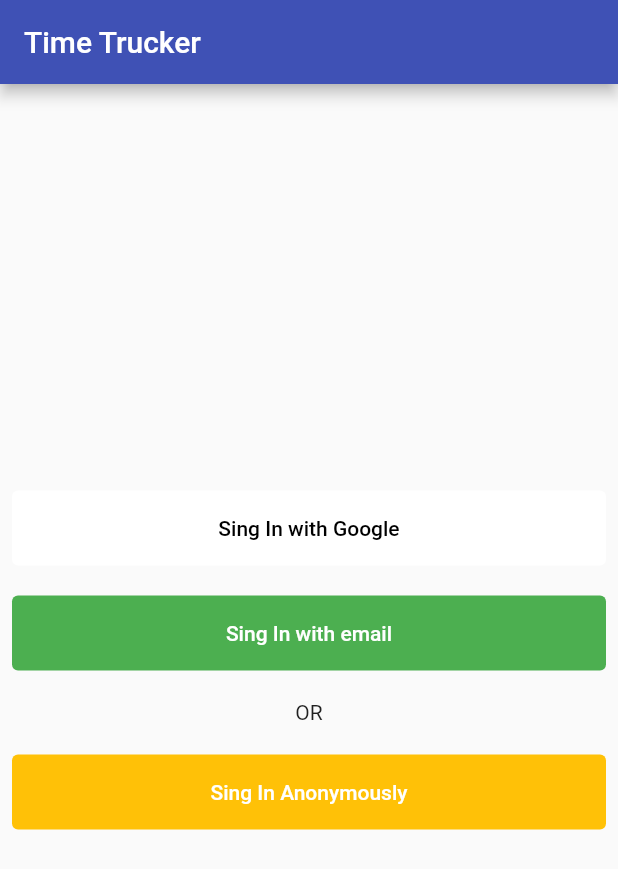
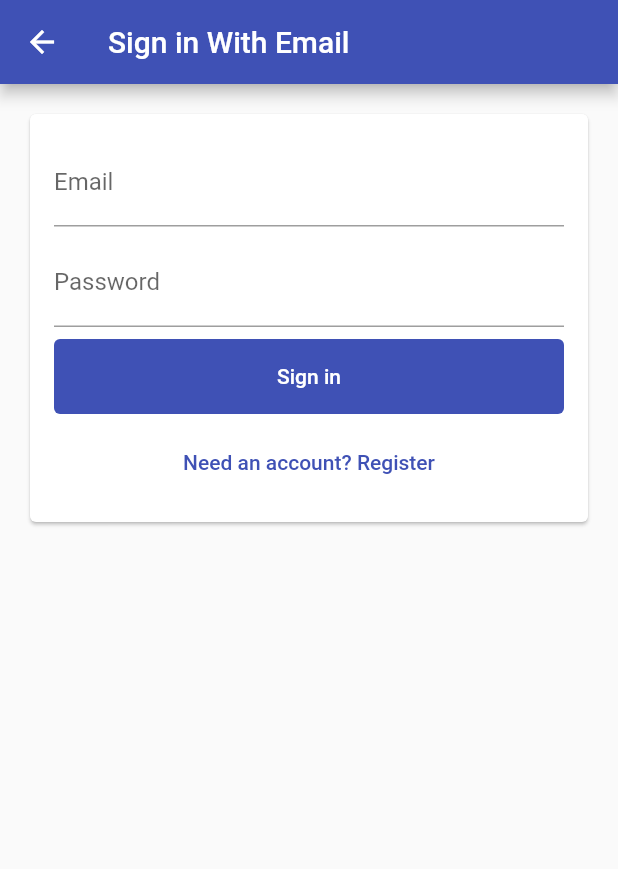
Before and after one commit to mohamadElEaswy/timetracker, a Flutter app: the screen it shows after launch, after a tap on "Sing In with email", on a phone screen of 412 x 824 dp. Shown: the top 869 px of the screen. Run offline on Flutter 3.47's test engine with Material 2 defaults, Android fonts, the phone set to English and light mode, and no system bars; our stand-ins replace firebase_auth, firebase_core, google_sign_in; accounts and stored records are empty.

Commit message:
19/11/2021

```diff
--- a/lib/services/auth.dart
+++ b/lib/services/auth.dart
@@ -8,6 +8,8 @@ abstract class AuthBase {
   Future<User?> signInAnonymously();
   Future<User?> signInWithGoogle();
   // Future<User?> signInWithFacebook();
+  Future<User?> signInWithEmailAndPassword(String email, String password);
+  Future<User?> createUserWithEmailAndPassword(String email, String password);
   Future<void> signOut();
 }
 
@@ -74,6 +76,22 @@ class Auth implements AuthBase {
   // }
 
   @override
+  Future<User?> signInWithEmailAndPassword(
+      String email, String password) async {
+    final userCredential = await _firebaseAuth.signInWithCredential(
+        EmailAuthProvider.credential(email: email, password: password));
+    return userCredential.user;
+  }
+
+  @override
+  Future<User?> createUserWithEmailAndPassword(
+      String email, String password) async {
+    final userCredential = await _firebaseAuth.createUserWithEmailAndPassword(
+        email: email, password: password);
+    return userCredential.user;
+  }
+
+  @override
   Future<void> signOut() async {
     final googleSignIn = GoogleSignIn();
     await googleSignIn.signOut();
--- a/lib/ui/sign_in/sign_in_screen.dart
+++ b/lib/ui/sign_in/sign_in_screen.dart
@@ -1,5 +1,7 @@
 import 'package:flutter/material.dart';
 import 'package:timetracker/services/auth.dart';
+import 'package:timetracker/ui/sign_in_with_email/sign_in_with_email_screen.dart';
+import 'package:timetracker/ui/widgets/global_button.dart';
 
 class SignInScreen extends StatelessWidget {
   const SignInScreen({Key? key, required this.auth}) : super(key: key);
@@ -19,6 +21,7 @@ class SignInScreen extends StatelessWidget {
       print(e.toString());
     }
   }
+
   // Future<void> _signInWithFacebook() async {
   //   try {
   //     await auth.signInWithFacebook();
@@ -44,18 +47,29 @@ class SignInScreen extends StatelessWidget {
               text: 'Sing In with Google',
               color: Colors.white,
               textColor: Colors.black,
-            ),const SizedBox(height: 20.0,),
+            ),
+            const SizedBox(
+              height: 20.0,
+            ),
             // DefaultButton(
             //   onPressed: _signInWithFacebook,
             //   text: 'Sing In with FaceBook',
             //   color: Colors.blue,
             // ),const SizedBox(height: 20.0,),
             DefaultButton(
-              onPressed: () {},
+              onPressed: () {
+                _signInWithEmail(context);
+              },
               text: 'Sing In with email',
               color: Colors.green,
-            ),const SizedBox(height: 20.0,),
-            const Text('OR'),const SizedBox(height: 20.0,),
+            ),
+            const SizedBox(
+              height: 20.0,
+            ),
+            const Text('OR'),
+            const SizedBox(
+              height: 20.0,
+            ),
             DefaultButton(
               onPressed: _signInAnonymously,
               text: 'Sing In Anonymously',
@@ -66,38 +80,8 @@ class SignInScreen extends StatelessWidget {
       ),
     );
   }
-}
-
-class DefaultButton extends StatelessWidget {
-  const DefaultButton(
-      {Key? key,
-      required this.text,
-      required this.onPressed,
-      required this.color,
-      this.textColor = Colors.white})
-      : super(key: key);
-
-  final String text;
-  final VoidCallback onPressed;
-  final Color color;
-  final Color textColor;
-
-  @override
-  Widget build(BuildContext context) {
-    return SizedBox(
-      height: 50.0,
-      width: double.infinity,
-      child: ElevatedButton(
-        onPressed: onPressed,
-        child: Text(
-          text,
-          style: TextStyle(color: textColor),
-        ),
-        style: ButtonStyle(
-          elevation: MaterialStateProperty.all(0.0),
-          backgroundColor: MaterialStateProperty.all<Color>(color),
-        ),
-      ),
-    );
+  void _signInWithEmail(BuildContext context) {
+    Navigator.of(context)
+        .push(MaterialPageRoute(builder: (context) => SignInWithEmail(auth: auth,)));
   }
 }
--- /dev/null
+++ b/lib/ui/sign_in_with_email/sign_in_with_email_screen.dart
@@ -0,0 +1,97 @@
+import 'package:flutter/material.dart';
+import 'package:timetracker/services/auth.dart';
+import 'package:timetracker/ui/widgets/global_button.dart';
+
+class SignInWithEmail extends StatefulWidget {
+  const SignInWithEmail({Key? key, required this.auth}) : super(key: key);
+  final AuthBase auth;
+  @override
+  State<SignInWithEmail> createState() => _SignInWithEmailState();
+}
+
+enum EmailSignInFormType { signIn, register }
+
+class _SignInWithEmailState extends State<SignInWithEmail> {
+  final TextEditingController _emailController = TextEditingController();
+  final TextEditingController _passwordController = TextEditingController();
+  String get _email => _emailController.text;
+  String get _password => _passwordController.text;
+  EmailSignInFormType _formType = EmailSignInFormType.signIn;
+  void _submit() async {
+    try {
+      if (_formType == EmailSignInFormType.signIn) {
+        await widget.auth.signInWithEmailAndPassword(_email, _password);
+      } else {
+        await widget.auth.createUserWithEmailAndPassword(_email, _password);
+      }
+      Navigator.of(context).pop();
+    } catch (e) {
+      print(e.toString());
+    }
+  }
+
+  void _toggleFormType() {
+    setState(() {
+      _formType = _formType == EmailSignInFormType.signIn
+          ? EmailSignInFormType.register
+          : EmailSignInFormType.signIn;
+    });
+    _emailController.clear();
+    _passwordController.clear();
+  }
+
+  List<Widget> _buildChildren() {
+    final String primaryText = _formType == EmailSignInFormType.signIn
+        ? 'Sign in'
+        : 'Create an account';
+    final String secondaryText = _formType == EmailSignInFormType.signIn
+        ? 'Need an account? Register'
+        : 'Have an account? Sign in';
+    return [
+      TextField(
+        controller: _emailController,keyboardType: TextInputType.emailAddress,autocorrect: false,textInputAction: TextInputAction.next,
+        decoration: const InputDecoration(
+          hintText: 'test@test.com',
+          label: Text('Email'),
+        ),
+      ),
+      const SizedBox(height: 8),
+      TextField(
+        controller: _passwordController,textInputAction: TextInputAction.done,
+        decoration: const InputDecoration(
+          label: Text('Password'),
+        ),
+        obscureText: true,autocorrect: false,
+      ),
+      const SizedBox(height: 8),
+      DefaultButton(
+        text: primaryText,
+        color: Colors.indigo,
+        onPressed: _submit,
+      ),
+      // ElevatedButton(onPressed: () {}, child: const Text('Sign in')),
+      const SizedBox(height: 8),
+      TextButton(onPressed: _toggleFormType, child: Text(secondaryText)),
+    ];
+  }
+
+  @override
+  Widget build(BuildContext context) {
+    return Scaffold(
+      appBar: AppBar(title: const Text('Sign in With Email')),
+      body: Padding(
+        padding: const EdgeInsets.all(16.0),
+        child: Card(
+          child: Padding(
+            padding: const EdgeInsets.all(16.0),
+            child: Column(
+              mainAxisSize: MainAxisSize.min,
+              crossAxisAlignment: CrossAxisAlignment.stretch,
+              children: _buildChildren(),
+            ),
+          ),
+        ),
+      ),
+    );
+  }
+}
--- /dev/null
+++ b/lib/ui/widgets/global_button.dart
@@ -0,0 +1,35 @@
+import 'package:flutter/material.dart';
+
+class DefaultButton extends StatelessWidget {
+  const DefaultButton(
+      {Key? key,
+      required this.text,
+      this.onPressed,
+      required this.color,
+      this.textColor = Colors.white})
+      : super(key: key);
+
+  final String text;
+  final VoidCallback? onPressed;
+  final Color color;
+  final Color textColor;
+
+  @override
+  Widget build(BuildContext context) {
+    return SizedBox(
+      height: 50.0,
+      width: double.infinity,
+      child: ElevatedButton(
+        onPressed: onPressed,
+        child: Text(
+          text,
+          style: TextStyle(color: textColor),
+        ),
+        style: ButtonStyle(
+          elevation: MaterialStateProperty.all(0.0),
+          backgroundColor: MaterialStateProperty.all<Color>(color),
+        ),
+      ),
+    );
+  }
+}
```
Also changed, not shown: lib/main.dart (+0 -45 lines).
